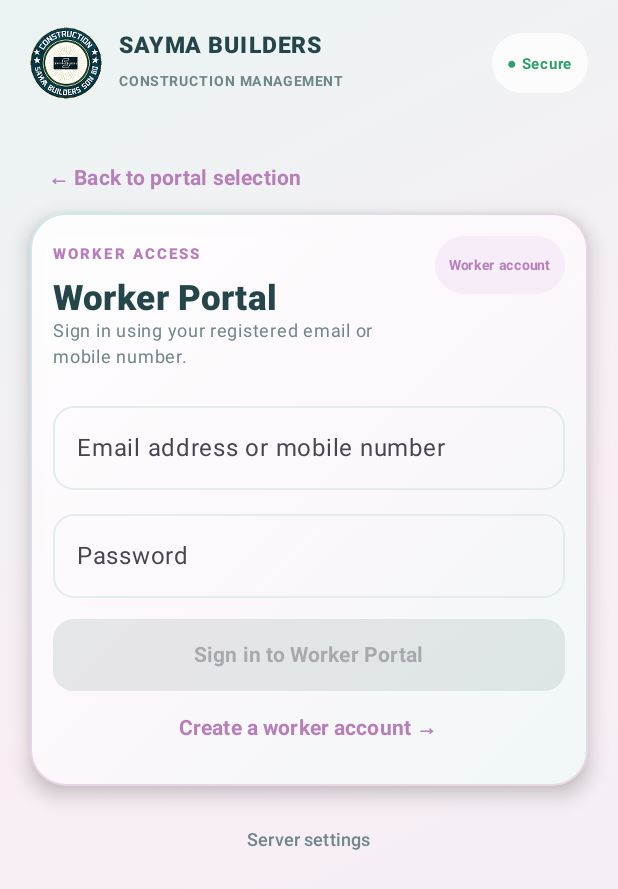
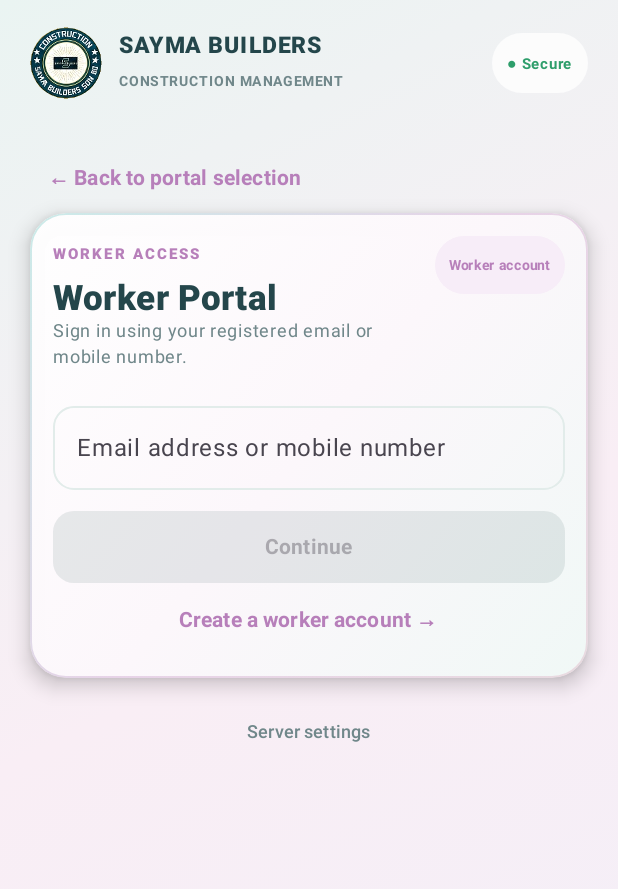
Before and after one commit to iqbaltamimbd7-gif/Admin, an Android app built with Jetpack Compose: the composable LoginScreen shown on its own in the app's theme, after a tap on an icon or button, on a phone screen of 412 x 824 dp. Shown: the top 889 px of the screen. Run offline under Robolectric (Android 15) with nearby library versions, the phone set to English and light mode, and no system bars.

Commit message:
Match worker login portal's two-step sign-in flow

```diff
--- a/app/src/main/java/com/sayma/builders/ui/LoginScreen.kt
+++ b/app/src/main/java/com/sayma/builders/ui/LoginScreen.kt
@@ -29,6 +29,7 @@ fun LoginScreen(onLoggedIn: () -> Unit) {
     val api = apiOf()
     val scope = rememberCoroutineScope()
     var portal by remember { mutableStateOf(LoginPortal.Choose) }
+    var workerStep by remember { mutableStateOf(false) }
     var user by remember { mutableStateOf("") }
     var pass by remember { mutableStateOf("") }
     var busy by remember { mutableStateOf(false) }
@@ -70,7 +71,7 @@ fun LoginScreen(onLoggedIn: () -> Unit) {
                 Text("Secure access for company administrators and registered construction workers.",
                     color = Muted, fontSize = 13.sp, lineHeight = 19.sp, textAlign = TextAlign.Center)
                 Spacer(Modifier.height(24.dp))
-                SaymaCard(Modifier.fillMaxWidth(), onClick = { portal = LoginPortal.Admin; msg = "" }) {
+                SaymaCard(Modifier.fillMaxWidth(), onClick = { portal = LoginPortal.Admin; workerStep = false; user = ""; pass = ""; msg = "" }) {
                     Row(verticalAlignment = Alignment.CenterVertically) {
                         Box(Modifier.size(54.dp).clip(RoundedCornerShape(17.dp)).background(Brush.linearGradient(listOf(Color(0xFFFFE9C9), Color(0xFFF8D8E8)))), contentAlignment = Alignment.Center) {
                             Text("▣", color = Color(0xFF9D5B87), fontSize = 27.sp, fontWeight = FontWeight.Bold)
@@ -85,7 +86,7 @@ fun LoginScreen(onLoggedIn: () -> Unit) {
                     }
                 }
                 Spacer(Modifier.height(14.dp))
-                SaymaCard(Modifier.fillMaxWidth(), onClick = { portal = LoginPortal.Worker; msg = "" }) {
+                SaymaCard(Modifier.fillMaxWidth(), onClick = { portal = LoginPortal.Worker; workerStep = false; user = ""; pass = ""; msg = "" }) {
                     Row(verticalAlignment = Alignment.CenterVertically) {
                         Box(Modifier.size(54.dp).clip(RoundedCornerShape(17.dp)).background(Brush.linearGradient(listOf(Color(0xFFDDF4EA), Color(0xFFDCEBFF)))), contentAlignment = Alignment.Center) {
                             Text("⚒", color = Teal, fontSize = 27.sp, fontWeight = FontWeight.Bold)
@@ -101,7 +102,7 @@ fun LoginScreen(onLoggedIn: () -> Unit) {
                 }
             } else {
                 Row(Modifier.fillMaxWidth(), verticalAlignment = Alignment.CenterVertically) {
-                    TextButton(onClick = { portal = LoginPortal.Choose; msg = ""; pass = "" }) {
+                    TextButton(onClick = { portal = LoginPortal.Choose; workerStep = false; msg = ""; pass = "" }) {
                         Text("← Back to portal selection", color = Orchid, fontWeight = FontWeight.Bold)
                     }
                 }
@@ -118,10 +119,35 @@ fun LoginScreen(onLoggedIn: () -> Unit) {
                             modifier = Modifier.clip(RoundedCornerShape(50)).background(Color(0xFFF7EDF8)).padding(horizontal = 9.dp, vertical = 7.dp))
                     }
                     Spacer(Modifier.height(16.dp))
-                    LabeledField(user, { user = it; msg = "" }, if (portal == LoginPortal.Admin) "Username" else "Email address or mobile number",
-                        keyboard = if (portal == LoginPortal.Admin) KeyboardType.Text else KeyboardType.Email)
+                    if (portal == LoginPortal.Worker && !workerStep) {
+                        LabeledField(user, { user = it; msg = "" }, "Email address or mobile number", keyboard = KeyboardType.Email)
+                        if (msg.isNotBlank()) {
+                            Spacer(Modifier.height(8.dp))
+                            Text(msg, color = if (isError) Bad else Good, fontSize = 13.sp)
+                        }
+                        Spacer(Modifier.height(14.dp))
+                        GradientButton("Continue", Modifier.fillMaxWidth(), enabled = !busy && user.isNotBlank()) {
+                            workerStep = true
+                            msg = ""
+                        }
+                    } else {
+                        if (portal == LoginPortal.Worker) {
+                            Text("Sign in as", color = Muted, fontSize = 11.sp, fontWeight = FontWeight.SemiBold)
+                            Text(user, color = Ink, fontSize = 14.sp, fontWeight = FontWeight.Bold,
+                                modifier = Modifier.fillMaxWidth().clip(RoundedCornerShape(13.dp)).background(Color(0xFFF4F7F8)).padding(13.dp))
+                            TextButton(onClick = { workerStep = false; pass = ""; msg = "" }) {
+                                Text("← Change email/mobile", color = Orchid, fontWeight = FontWeight.Bold)
+                            }
+                        } else {
+                            LabeledField(user, { user = it; msg = "" }, "Username", keyboard = KeyboardType.Text)
+                        }
                         Spacer(Modifier.height(8.dp))
                         LabeledField(pass, { pass = it; msg = "" }, "Password", password = true)
+                        if (portal == LoginPortal.Worker) {
+                            Spacer(Modifier.height(6.dp))
+                            Text("First-time access? If Admin has already added you, use your passport number once. You can create your own password after sign in.",
+                                color = Muted, fontSize = 11.sp, lineHeight = 16.sp)
+                        }
                         if (msg.isNotBlank()) {
                             Spacer(Modifier.height(8.dp))
                             Text(msg, color = if (isError) Bad else Good, fontSize = 13.sp)
@@ -143,6 +169,7 @@ fun LoginScreen(onLoggedIn: () -> Unit) {
                                     msg = e.message ?: "Sign in failed"
                                 }
                                 busy = false
+                            }
                         }
                     }
                     if (portal == LoginPortal.Worker) {
```
Lines whose indentation alone changed are shown as unchanged.
